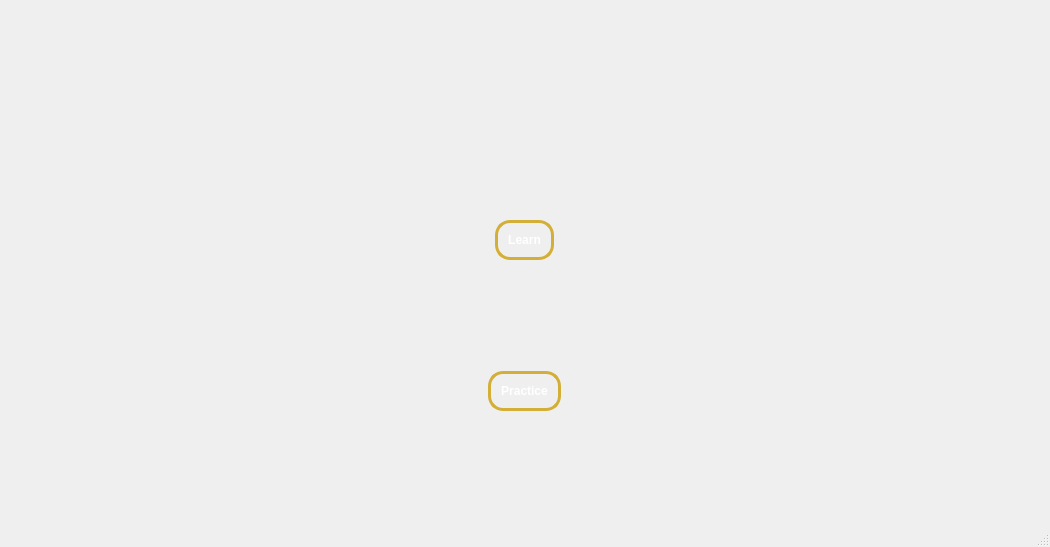
First picture: the form in mainwindow.ui, repository owenharvey78/blackjack-learning-game, before the edit.
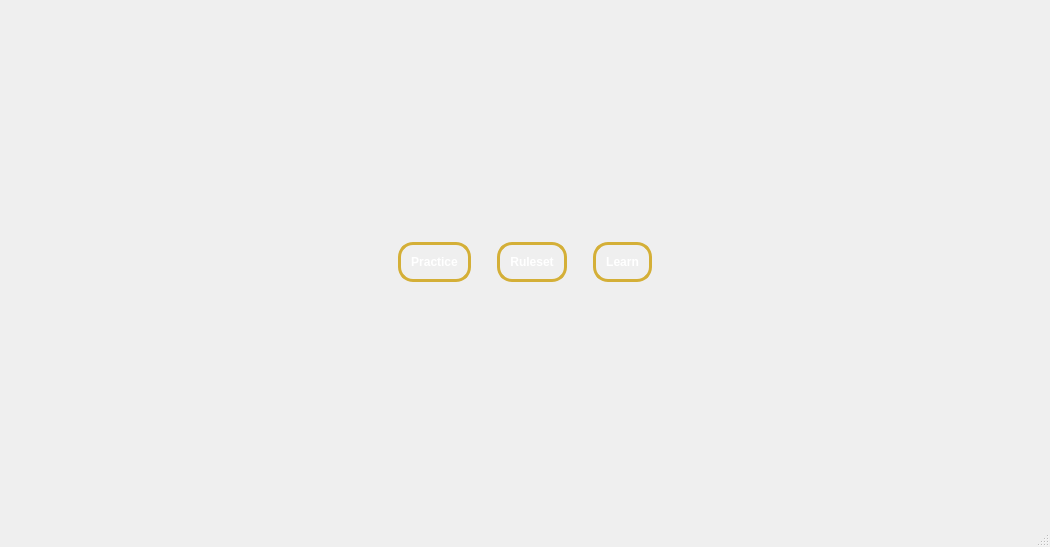
Second picture: the form after the edit. Icons and pictures are not drawn.

Commit message: Add to main widget

The edit to the form file:
```diff
--- a/mainwindow.ui
+++ b/mainwindow.ui
@@ -29,40 +29,21 @@
 0 0 0 0 fill stretch;
 }</string>
    </property>
-   <layout class="QGridLayout" name="gridLayout">
-    <item row="6" column="0" alignment="Qt::AlignmentFlag::AlignHCenter|Qt::AlignmentFlag::AlignBottom">
-     <widget class="QPushButton" name="learnButton">
-      <property name="styleSheet">
-       <string notr="true">QPushButton{
-	background-color: qlineargradient(
-		spread:pad,
-		x1:0, y1:0, x2:0, y2:1,
-		stop:0 #2b1f0e
-		stop:1 #8c6c26
-	);
-
-	color: white;
-	font-weight: bold;
-	border: 3px solid #d4af37;
-	border-radius: 15px;
-	padding: 10px;
-}
-
-QPushButton:hover{
-	background-color: qlineargradient(
-		spread:pad,
-		x1:0, y1:0, x2:0, y2:1,
-		stop:0 #3b2f1c,
-		stop:1 #ad8c32
-	);
-}</string>
+   <layout class="QHBoxLayout" name="horizontalLayout">
+    <item>
+     <spacer name="horizontalSpacer_3">
+      <property name="orientation">
+       <enum>Qt::Orientation::Horizontal</enum>
       </property>
-      <property name="text">
-       <string>Learn</string>
+      <property name="sizeHint" stdset="0">
+       <size>
+        <width>40</width>
+        <height>20</height>
+       </size>
       </property>
-     </widget>
+     </spacer>
     </item>
-    <item row="7" column="0" alignment="Qt::AlignmentFlag::AlignHCenter|Qt::AlignmentFlag::AlignVCenter">
+    <item>
      <widget class="QPushButton" name="practiceButton">
       <property name="styleSheet">
        <string notr="true">QPushButton{
@@ -94,6 +75,109 @@
       </property>
      </widget>
     </item>
+    <item>
+     <spacer name="verticalSpacer_9">
+      <property name="orientation">
+       <enum>Qt::Orientation::Vertical</enum>
+      </property>
+      <property name="sizeHint" stdset="0">
+       <size>
+        <width>20</width>
+        <height>40</height>
+       </size>
+      </property>
+     </spacer>
+    </item>
+    <item>
+     <widget class="QPushButton" name="rulesetButton">
+      <property name="styleSheet">
+       <string notr="true">QPushButton{
+	background-color: qlineargradient(
+		spread:pad,
+		x1:0, y1:0, x2:0, y2:1,
+		stop:0 #2b1f0e
+		stop:1 #8c6c26
+	);
+
+	color: white;
+	font-weight: bold;
+	border: 3px solid #d4af37;
+	border-radius: 15px;
+	padding: 10px;
+}
+
+QPushButton:hover{
+	background-color: qlineargradient(
+		spread:pad,
+		x1:0, y1:0, x2:0, y2:1,
+		stop:0 #3b2f1c,
+		stop:1 #ad8c32
+	);
+}</string>
+      </property>
+      <property name="text">
+       <string>Ruleset</string>
+      </property>
+     </widget>
+    </item>
+    <item>
+     <spacer name="verticalSpacer_10">
+      <property name="orientation">
+       <enum>Qt::Orientation::Vertical</enum>
+      </property>
+      <property name="sizeHint" stdset="0">
+       <size>
+        <width>20</width>
+        <height>40</height>
+       </size>
+      </property>
+     </spacer>
+    </item>
+    <item>
+     <widget class="QPushButton" name="learnButton">
+      <property name="styleSheet">
+       <string notr="true">QPushButton{
+	background-color: qlineargradient(
+		spread:pad,
+		x1:0, y1:0, x2:0, y2:1,
+		stop:0 #2b1f0e
+		stop:1 #8c6c26
+	);
+
+	color: white;
+	font-weight: bold;
+	border: 3px solid #d4af37;
+	border-radius: 15px;
+	padding: 10px;
+}
+
+QPushButton:hover{
+	background-color: qlineargradient(
+		spread:pad,
+		x1:0, y1:0, x2:0, y2:1,
+		stop:0 #3b2f1c,
+		stop:1 #ad8c32
+	);
+}</string>
+      </property>
+      <property name="text">
+       <string>Learn</string>
+      </property>
+     </widget>
+    </item>
+    <item>
+     <spacer name="horizontalSpacer_4">
+      <property name="orientation">
+       <enum>Qt::Orientation::Horizontal</enum>
+      </property>
+      <property name="sizeHint" stdset="0">
+       <size>
+        <width>40</width>
+        <height>20</height>
+       </size>
+      </property>
+     </spacer>
+    </item>
    </layout>
   </widget>
   <widget class="QMenuBar" name="menubar">
```
Left out of the diff: 2 changed lines with no effect on the pictures. The commit also changes 3 other files.
